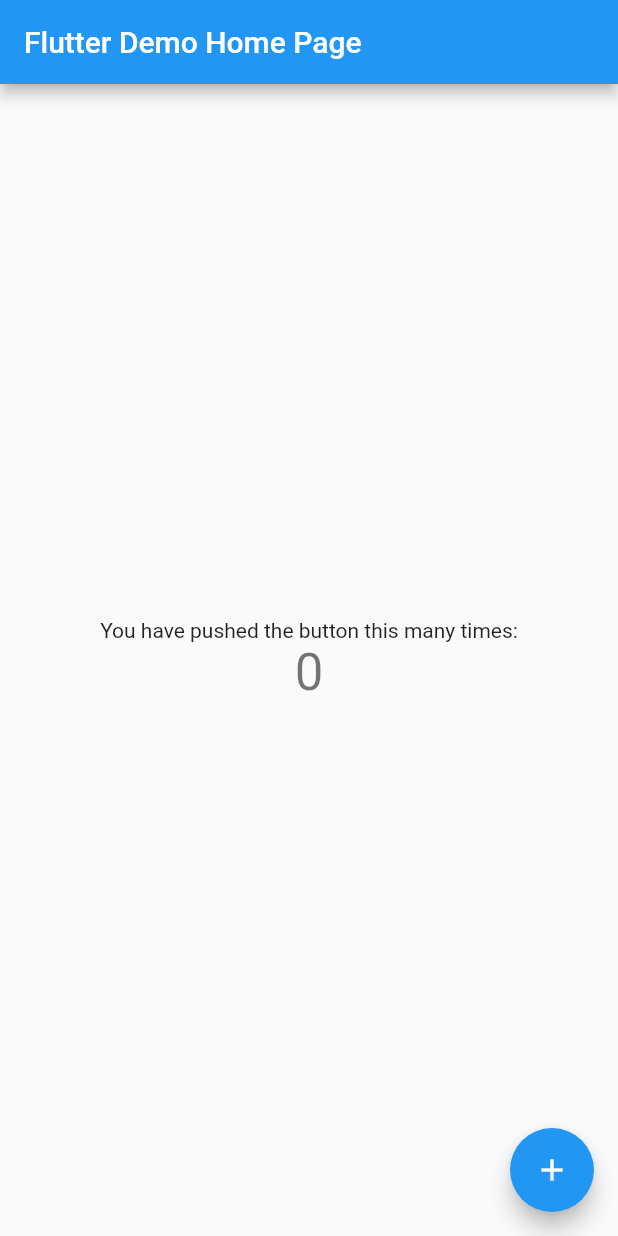
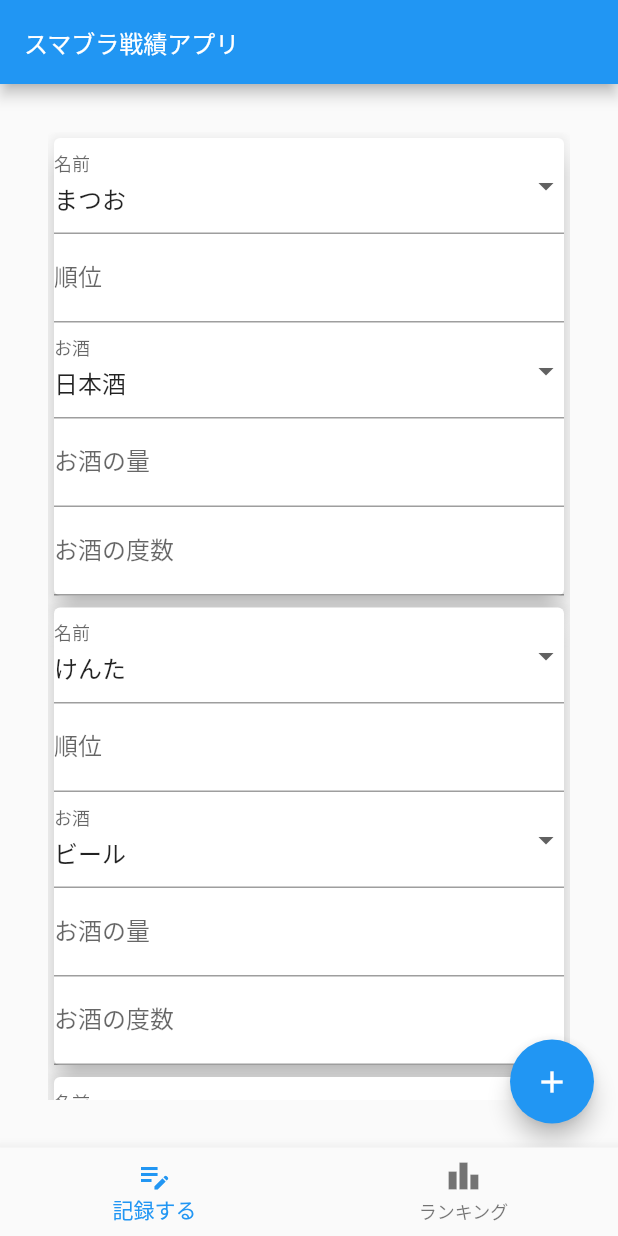
Before and after one commit to iMago-Engineer/learn-2023-02-smash, a Flutter app: the screen it shows after launch, on a phone screen of 412 x 824 dp. Run offline on Flutter 3.47's test engine with Material 2 defaults, Android fonts, the phone set to English and light mode, and no system bars.

Commit message:
update frontend

```diff
--- a/frontend/lib/main.dart
+++ b/frontend/lib/main.dart
@@ -1,66 +1,64 @@
 import 'package:flutter/material.dart';
+import './pages/create.dart';
+import './pages/ranking.dart';
 
-void main() {
-  runApp(const MyApp());
-}
+void main() => runApp(MyApp());
 
 class MyApp extends StatelessWidget {
-  const MyApp({super.key});
-
   @override
   Widget build(BuildContext context) {
     return MaterialApp(
-      title: 'Flutter Demo',
+      title: 'スマブラ戦績アプリ',
       theme: ThemeData(
         primarySwatch: Colors.blue,
       ),
-      home: const MyHomePage(title: 'Flutter Demo Home Page'),
+      home: MyHomePage(),
     );
   }
 }
 
 class MyHomePage extends StatefulWidget {
-  const MyHomePage({super.key, required this.title});
-
-  final String title;
-
   @override
-  State<MyHomePage> createState() => _MyHomePageState();
+  _MyHomePageState createState() => _MyHomePageState();
 }
 
 class _MyHomePageState extends State<MyHomePage> {
-  int _counter = 0;
+  int _screen = 0;
 
-  void _incrementCounter() {
-    setState(() {
-      _counter++;
-    });
+  static List<Widget> _pageList = [Create(), Ranking()];
+
+  // ページ下部に並べるナビゲーションメニューの一覧
+  List<BottomNavigationBarItem> myBottomNavBarItems() {
+    return [
+      BottomNavigationBarItem(
+        icon: Icon(Icons.edit_note),
+        label: '記録する',
+      ),
+      BottomNavigationBarItem(
+        icon: Icon(Icons.leaderboard),
+        label: 'ランキング',
+      ),
+    ];
   }
 
   @override
   Widget build(BuildContext context) {
     return Scaffold(
       appBar: AppBar(
-        title: Text(widget.title),
-      ),
-      body: Center(
-        child: Column(
-          mainAxisAlignment: MainAxisAlignment.center,
-          children: <Widget>[
-            const Text(
-              'You have pushed the button this many times:',
-            ),
-            Text(
-              '$_counter',
-              style: Theme.of(context).textTheme.headline4,
-            ),
-          ],
+        title: Text(
+          'スマブラ戦績アプリ',
+          style: TextStyle(fontSize: 16),
         ),
       ),
-      floatingActionButton: FloatingActionButton(
-        onPressed: _incrementCounter,
-        tooltip: 'Increment',
-        child: const Icon(Icons.add),
+      body: _pageList[_screen],
+      bottomNavigationBar: BottomNavigationBar(
+        currentIndex: _screen,
+        onTap: (index) {
+          setState(() {
+            _screen = index;
+          });
+        },
+        items: myBottomNavBarItems(),
       ),
     );
   }
--- /dev/null
+++ b/frontend/lib/pages/create.dart
@@ -0,0 +1,289 @@
+import 'package:flutter/material.dart';
+
+class Create extends StatefulWidget {
+  @override
+  _CreateRecord createState() => _CreateRecord();
+}
+
+class _CreateRecord extends State<Create> {
+  var selectedUser1Value = "まつお";
+  var selectedUser2Value = "けんた";
+  var selectedUser3Value = "かぜ";
+  final user_list = <String>["まつお", "けんた", "かぜ"];
+  var selectedSake1Value = "日本酒";
+  var selectedSake2Value = "ビール";
+  var selectedSake3Value = "焼酎";
+  final sake_list = <String>["日本酒", "ビール", "焼酎"];
+  var amount1, amount2, amount3;
+  var rank1, rank2, rank3;
+  var ratio1, ratio2, ratio3;
+  var newUser, newSake;
+
+  @override
+  Widget build(BuildContext context) {
+    return Scaffold(
+      body: Container(
+        padding: EdgeInsets.all(32),
+        child: SingleChildScrollView(
+            child: Column(children: [
+          Card(
+            elevation: 8,
+            child: Form(
+              child: Column(
+                mainAxisSize: MainAxisSize.min,
+                children: <Widget>[
+                  DropdownButtonFormField<String>(
+                    decoration: InputDecoration(
+                      labelText: '名前',
+                    ),
+                    value: selectedUser1Value,
+                    items: user_list
+                        .map((String list) =>
+                            DropdownMenuItem(value: list, child: Text(list)))
+                        .toList(),
+                    onChanged: (String? value) {
+                      setState(() {
+                        selectedUser1Value = value!;
+                      });
+                    },
+                  ),
+                  TextFormField(
+                    decoration: InputDecoration(labelText: '順位'),
+                    onChanged: (value) => rank1 = value,
+                  ),
+                  DropdownButtonFormField<String>(
+                    decoration: InputDecoration(
+                      labelText: 'お酒',
+                    ),
+                    value: selectedSake1Value,
+                    items: sake_list
+                        .map((String list) =>
+                            DropdownMenuItem(value: list, child: Text(list)))
+                        .toList(),
+                    onChanged: (String? value) {
+                      setState(() {
+                        selectedSake1Value = value!;
+                      });
+                    },
+                  ),
+                  TextFormField(
+                    decoration: InputDecoration(labelText: 'お酒の量'),
+                    onChanged: (value) => amount1 = value,
+                  ),
+                  TextFormField(
+                    decoration: InputDecoration(labelText: 'お酒の度数'),
+                    onChanged: (value) => ratio1 = value,
+                  ),
+                ],
+              ),
+            ),
+          ),
+          Card(
+            elevation: 8,
+            child: Form(
+              child: Column(
+                mainAxisSize: MainAxisSize.min,
+                children: <Widget>[
+                  DropdownButtonFormField<String>(
+                    decoration: InputDecoration(
+                      labelText: '名前',
+                    ),
+                    value: selectedUser2Value,
+                    items: user_list
+                        .map((String list) =>
+                            DropdownMenuItem(value: list, child: Text(list)))
+                        .toList(),
+                    onChanged: (String? value) {
+                      setState(() {
+                        selectedUser2Value = value!;
+                      });
+                    },
+                  ),
+                  TextFormField(
+                    decoration: InputDecoration(labelText: '順位'),
+                    onChanged: (value) => rank2 = value,
+                  ),
+                  DropdownButtonFormField<String>(
+                    decoration: InputDecoration(
+                      labelText: 'お酒',
+                    ),
+                    value: selectedSake2Value,
+                    items: sake_list
+                        .map((String list) =>
+                            DropdownMenuItem(value: list, child: Text(list)))
+                        .toList(),
+                    onChanged: (String? value) {
+                      setState(() {
+                        selectedSake2Value = value!;
+                      });
+                    },
+                  ),
+                  TextFormField(
+                    decoration: InputDecoration(labelText: 'お酒の量'),
+                    onChanged: (value) => amount2 = value,
+                  ),
+                  TextFormField(
+                    decoration: InputDecoration(labelText: 'お酒の度数'),
+                    onChanged: (value) => ratio2 = value,
+                  ),
+                ],
+              ),
+            ),
+          ),
+          Card(
+            elevation: 8,
+            child: Form(
+              child: Column(
+                mainAxisSize: MainAxisSize.min,
+                children: <Widget>[
+                  DropdownButtonFormField<String>(
+                    decoration: InputDecoration(
+                      labelText: '名前',
+                    ),
+                    value: selectedUser3Value,
+                    items: user_list
+                        .map((String list) =>
+                            DropdownMenuItem(value: list, child: Text(list)))
+                        .toList(),
+                    onChanged: (String? value) {
+                      setState(() {
+                        selectedUser3Value = value!;
+                      });
+                    },
+                  ),
+                  TextFormField(
+                    decoration: InputDecoration(labelText: '順位'),
+                    onChanged: (value) => rank3 = value,
+                  ),
+                  DropdownButtonFormField<String>(
+                    decoration: InputDecoration(
+                      labelText: 'お酒',
+                    ),
+                    value: selectedSake3Value,
+                    items: sake_list
+                        .map((String list) =>
+                            DropdownMenuItem(value: list, child: Text(list)))
+                        .toList(),
+                    onChanged: (String? value) {
+                      setState(() {
+                        selectedSake3Value = value!;
+                      });
+                    },
+                  ),
+                  TextFormField(
+                    decoration: InputDecoration(labelText: 'お酒の量'),
+                    onChanged: (value) => amount3 = value,
+                  ),
+                  TextFormField(
+                    decoration: InputDecoration(labelText: 'お酒の度数'),
+                    onChanged: (value) => ratio3 = value,
+                  ),
+                ],
+              ),
+            ),
+          ),
+          ElevatedButton(
+            child: const Text('記録する'),
+            onPressed: () {
+              final params = [];
+              if (rank1 != null) {
+                params.add({
+                  "name": selectedUser1Value,
+                  "rank": int.parse(rank1),
+                  "sake": selectedSake1Value,
+                  "amount": amount1 == null ? 0 : int.parse(amount1),
+                  "ratio": ratio1 == null ? null : int.parse(ratio1)
+                });
+              }
+              if (rank2 != null) {
+                params.add({
+                  "name": selectedUser2Value,
+                  "rank": int.parse(rank2),
+                  "sake": selectedSake2Value,
+                  "amount": amount2 == null ? 0 : int.parse(amount2),
+                  "ratio": ratio2 == null ? null : int.parse(ratio2)
+                });
+              }
+              if (rank3 != null) {
+                params.add({
+                  "name": selectedUser3Value,
+                  "rank": int.parse(rank3),
+                  "sake": selectedSake3Value,
+                  "amount": amount3 == null ? 0 : int.parse(amount3),
+                  "ratio": ratio3 == null ? null : int.parse(ratio3)
+                });
+              }
+              print(params);
+            },
+          ),
+        ])),
+      ),
+      floatingActionButton: FloatingActionButton(
+        onPressed: () {
+          showDialog(
+              context: context,
+              builder: (_) => SimpleDialog(
+                    title: Text('何を追加する？'),
+                    children: [
+                      SimpleDialogOption(
+                        child: Text('ユーザー'),
+                        onPressed: () {
+                          showDialog(
+                              context: context,
+                              builder: (context) {
+                                return AlertDialog(
+                                  content: TextFormField(
+                                    decoration:
+                                        InputDecoration(labelText: "ユーザーの名前"),
+                                    onChanged: (value) => newUser = value,
+                                  ),
+                                  actions: [
+                                    TextButton(
+                                      child: Text('追加'),
+                                      onPressed: () {
+                                        Navigator.pop(context);
+                                        setState(() {
+                                          user_list.add(newUser);
+                                        });
+                                      },
+                                    ),
+                                  ],
+                                );
+                              });
+                        },
+                      ),
+                      SimpleDialogOption(
+                        child: Text('お酒'),
+                        onPressed: () {
+                          showDialog(
+                              context: context,
+                              builder: (context) {
+                                return AlertDialog(
+                                  content: TextFormField(
+                                    decoration:
+                                        InputDecoration(labelText: "お酒の名前"),
+                                    onChanged: (value) => newSake = value,
+                                  ),
+                                  actions: [
+                                    TextButton(
+                                      child: Text('追加'),
+                                      onPressed: () {
+                                        Navigator.pop(context);
+                                        setState(() {
+                                          sake_list.add(newSake);
+                                        });
+                                      },
+                                    ),
+                                  ],
+                                );
+                              });
+                        },
+                      )
+                    ],
+                  ));
+        },
+        child: const Icon(Icons.add),
+      ),
+    );
+  }
+}
```
Also changed, not shown: frontend/lib/pages/ranking.dart (added, +62 -0 lines).
